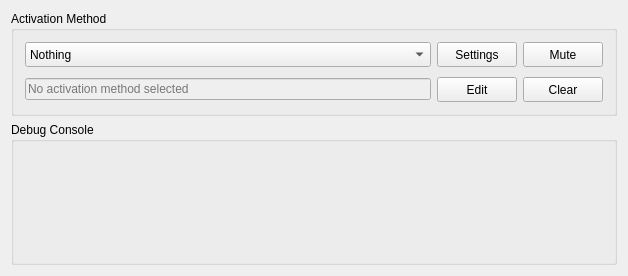
The window that source/main_window_dialog.ui (PsychedelicShayna/cursor-locker) describes before a commit, drawn with Qt 5.
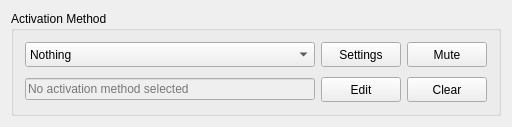
The same window after the commit.

Commit message:
Removed debug console widget from project.
- The debug console has been completely removed.
- Project has been adapted to use qDebug()/info/warning/critical/fatal with the custom message handler in debugging.hpp/cpp
- Created a --debug command line argument to spawn a WinApi console for viewing debug messages live.

Diff of the .ui file:
```diff
--- a/source/main_window_dialog.ui
+++ b/source/main_window_dialog.ui
@@ -6,14 +6,14 @@
    <rect>
     <x>0</x>
     <y>0</y>
-    <width>628</width>
-    <height>276</height>
+    <width>512</width>
+    <height>122</height>
    </rect>
   </property>
   <property name="minimumSize">
    <size>
     <width>512</width>
-    <height>230</height>
+    <height>0</height>
    </size>
   </property>
   <property name="windowTitle">
@@ -26,7 +26,7 @@
    </size>
   </property>
   <widget class="QWidget" name="gdMain">
-   <layout class="QVBoxLayout" name="verticalLayout_2" stretch="0,1">
+   <layout class="QVBoxLayout" name="verticalLayout_2" stretch="0">
     <item>
      <widget class="QGroupBox" name="vlActivation">
       <property name="title">
@@ -154,13 +154,6 @@
       </layout>
      </widget>
     </item>
-    <item>
-     <widget class="QGroupBox" name="grpDebugConsole">
-      <property name="title">
-       <string>Debug Console</string>
-      </property>
-     </widget>
-    </item>
    </layout>
   </widget>
  </widget>
```
The commit also changes 9 other files.
